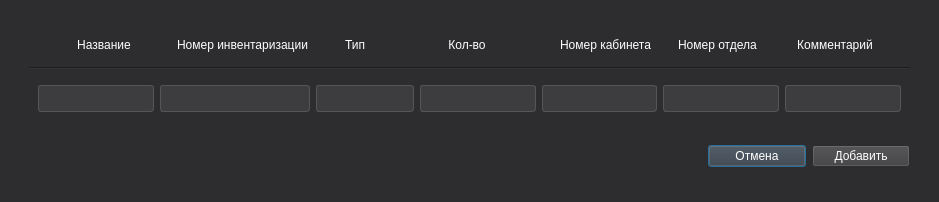
Qt form ui/editForm.ui (Seymue/Inventory) before a commit.
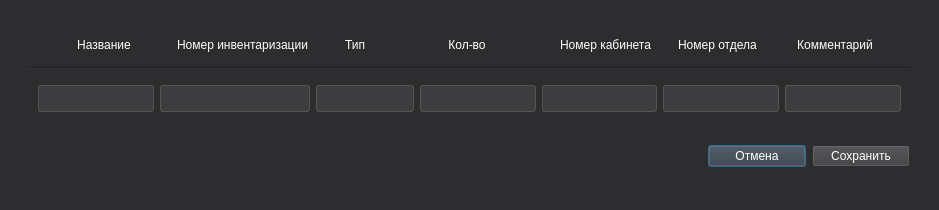
The same form after that commit.

```diff
--- a/ui/editForm.ui
+++ b/ui/editForm.ui
@@ -7,7 +7,7 @@
     <x>0</x>
     <y>0</y>
     <width>939</width>
-    <height>199</height>
+    <height>210</height>
    </rect>
   </property>
   <property name="windowTitle">
@@ -281,7 +281,7 @@
 color:white;</string>
            </property>
            <property name="text">
-            <string>Добавить</string>
+            <string>Сохранить</string>
            </property>
           </widget>
          </item>
```
Left out of the diff: 6 changed lines with no effect on the pictures.
